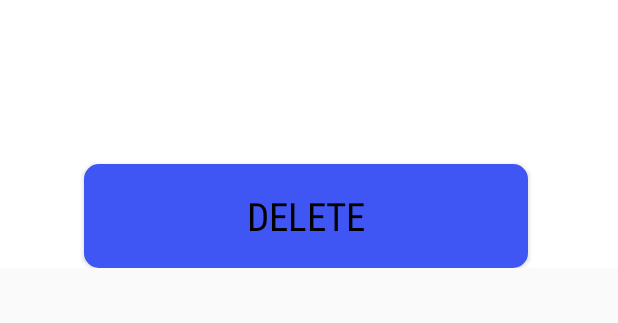
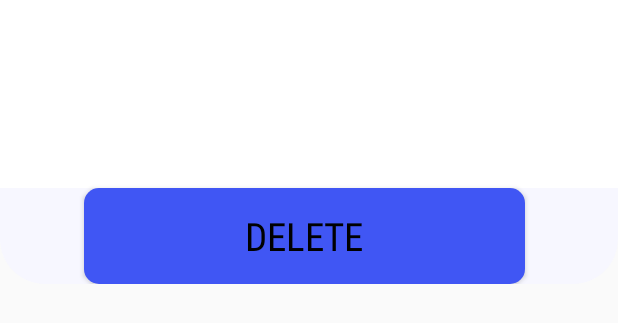
Before and after one commit to WenDEVLIFE/Mherl-Management-System-App, an Android app: the layout useritem.xml on its own in the app's theme, with its tools: preview values and no code run, on a phone screen of 412 x 824 dp. Shown: the top 323 px of the screen. Run offline under Robolectric (Android 15) with nearby library versions, the light colour scheme and no system bars.

Commit message:
add dimen on recycle view 🖼️

```diff
--- a/app/src/main/java/com/example/mherlsmanagementsystem/AddUser.java
+++ b/app/src/main/java/com/example/mherlsmanagementsystem/AddUser.java
@@ -151,6 +151,8 @@ public class AddUser extends AppCompatActivity implements UserAdapter.OnDeleteCl
         });
 
     }
+
+    // This is where we load the user from the database to recycleviewer
     public void LoadUser(){
 
         FirebaseDatabase database = FirebaseDatabase.getInstance();
--- a/app/src/main/res/layout/activity_add_user.xml
+++ b/app/src/main/res/layout/activity_add_user.xml
@@ -35,7 +35,7 @@
                         app:layout_constraintStart_toStartOf="parent"
                         app:layout_constraintTop_toTopOf="parent"
                         app:layout_constraintEnd_toEndOf="parent"
-                        android:layout_marginTop="16dp"
+                        android:layout_marginTop="4dp"
                         app:layout_constraintHorizontal_bias="0.497" />
 
                 <com.google.android.material.floatingactionbutton.FloatingActionButton
@@ -61,7 +61,9 @@
                         app:layout_constraintBottom_toBottomOf="parent"
                         app:layout_constraintEnd_toEndOf="parent"
                         app:layout_constraintHorizontal_bias="0.407"
-                        android:layout_marginBottom="12dp" />
+                        android:layout_marginBottom="12dp"
+                        android:layout_marginTop="5dp"
+                        app:layout_constraintTop_toBottomOf="@+id/textView3" />
             </androidx.constraintlayout.widget.ConstraintLayout>
 
         </FrameLayout>
--- a/app/src/main/res/layout/useritem.xml
+++ b/app/src/main/res/layout/useritem.xml
@@ -5,12 +5,12 @@
         xmlns:tools="http://schemas.android.com/tools"
         android:layout_width="match_parent"
         android:layout_height="wrap_content"
-        android:background="@color/white">
+        android:background="@drawable/dash_layout">
 
     <TextView
             android:id="@+id/complaintNameTextView"
-            android:layout_width="0dp"
-            android:layout_height="wrap_content"
+            android:layout_width="@dimen/_320sdp"
+            android:layout_height="@dimen/_48sdp"
             android:textSize="@dimen/_20sdp"
             android:textStyle="bold"
             android:textColor="@color/black"
@@ -23,8 +23,8 @@
 
     <TextView
             android:id="@+id/complaintTextView"
-            android:layout_width="410dp"
-            android:layout_height="58dp"
+            android:layout_width="@dimen/_320sdp"
+            android:layout_height="@dimen/_48sdp"
             android:textColor="@color/black"
             android:textSize="@dimen/_20sdp"
             android:padding="8dp"
@@ -36,8 +36,8 @@
 
     <Button
             android:id="@+id/deleteButton"
-            android:layout_width="296dp"
-            android:layout_height="69dp"
+            android:layout_width="@dimen/_226sdp"
+            android:layout_height="@dimen/_49sdp"
             android:fontFamily="sans-serif-condensed"
             android:textSize="@dimen/_20sdp"
             android:textColor="@color/black"
```
Also changed, not shown: app/src/main/java/com/example/mherlsmanagementsystem/CreateUser.java (+7 -1 lines).
